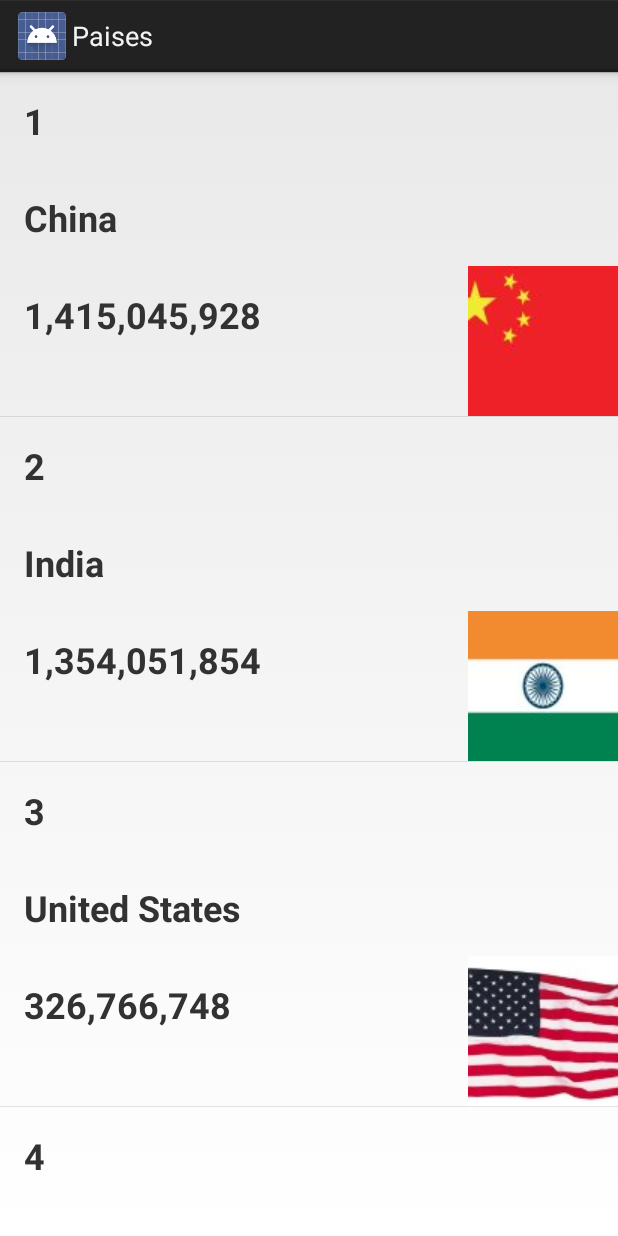
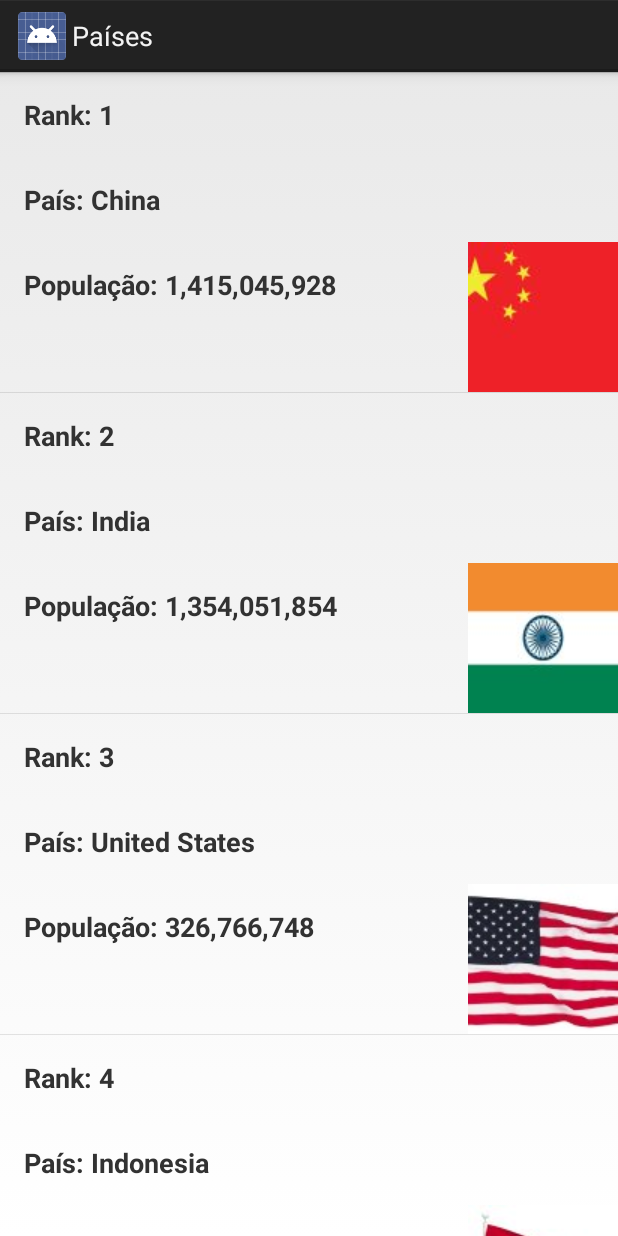
Before and after one commit to SistemasVox/Paises, an Android app: the screen it shows after launch (MainActivity), on a phone screen of 412 x 824 dp. Run offline under Robolectric (Android 15) with nearby library versions, the phone set to English and light mode, and no system bars.

Commit message:
Sugundo Commit Text Info (Layout) mais encapsulamento

```diff
--- a/app/src/main/java/com/sistemasvox/marcelo/paises/model/domain/Pais.java
+++ b/app/src/main/java/com/sistemasvox/marcelo/paises/model/domain/Pais.java
@@ -1,17 +1,49 @@
 package com.sistemasvox.marcelo.paises.model.domain;
 
 public class Pais {
-    String Rank, Pais, Populacao;
-    public int foto;
+    private String rank, pais, populacao;
+    private int foto;
 
     public Pais(String rank, String pais, String populacao, int foto) {
-        Rank = rank;
-        Pais = pais;
-        Populacao = populacao;
+        this.rank = rank;
+        this.pais = pais;
+        this.populacao = populacao;
         this.foto = foto;
     }
 
     public String getNomePais() {
-        return Pais;
+        return pais;
+    }
+
+    public String getRank() {
+        return rank;
+    }
+
+    public void setRank(String rank) {
+        this.rank = rank;
+    }
+
+    public String getPais() {
+        return pais;
+    }
+
+    public void setPais(String pais) {
+        this.pais = pais;
+    }
+
+    public String getPopulacao() {
+        return populacao;
+    }
+
+    public void setPopulacao(String populacao) {
+        this.populacao = populacao;
+    }
+
+    public int getFoto() {
+        return foto;
+    }
+
+    public void setFoto(int foto) {
+        this.foto = foto;
     }
 }
--- a/app/src/main/java/com/sistemasvox/marcelo/paises/model/domain/PaisAdapter.java
+++ b/app/src/main/java/com/sistemasvox/marcelo/paises/model/domain/PaisAdapter.java
@@ -53,10 +53,10 @@ public class PaisAdapter extends BaseAdapter {
         TextView Populacao = (TextView) linha.findViewById(R.id.Populacao);
 
         TypedArray fotos = ctx.getResources().obtainTypedArray(R.array.fotos);
-        img.setImageDrawable(fotos.getDrawable(pais.foto));
-        Rank.setText(pais.Rank);
-        Pais.setText(pais.Pais);
-        Populacao.setText(pais.Populacao);
+        img.setImageDrawable(fotos.getDrawable(pais.getFoto()));
+        Rank.setText("Rank: " + pais.getRank());
+        Pais.setText("País: " + pais.getPais());
+        Populacao.setText("População: " + pais.getPopulacao());
 
         return linha;
     }
--- a/app/src/main/res/layout/paises.xml
+++ b/app/src/main/res/layout/paises.xml
@@ -13,8 +13,9 @@
         android:layout_column="0"
         android:layout_margin="8dp"
         android:padding="8dp"
-        android:textSize="24dp"
+        android:textSize="18sp"
         android:textStyle="bold" />
+
     <TextView
         android:id="@+id/Pais"
         android:layout_width="wrap_content"
@@ -23,8 +24,9 @@
         android:layout_column="0"
         android:layout_margin="8dp"
         android:padding="8dp"
-        android:textSize="24dp"
+        android:textSize="18sp"
         android:textStyle="bold" />
+
     <TextView
         android:id="@+id/Populacao"
         android:layout_width="wrap_content"
@@ -33,7 +35,7 @@
         android:layout_column="0"
         android:layout_margin="8dp"
         android:padding="8dp"
-        android:textSize="24dp"
+        android:textSize="18sp"
         android:textStyle="bold" />
     <ImageView
         android:id="@+id/Foto"
--- a/app/src/main/res/values/strings.xml
+++ b/app/src/main/res/values/strings.xml
@@ -1,3 +1,3 @@
 <resources>
-    <string name="app_name">Paises</string>
+    <string name="app_name">Países</string>
 </resources>
```
